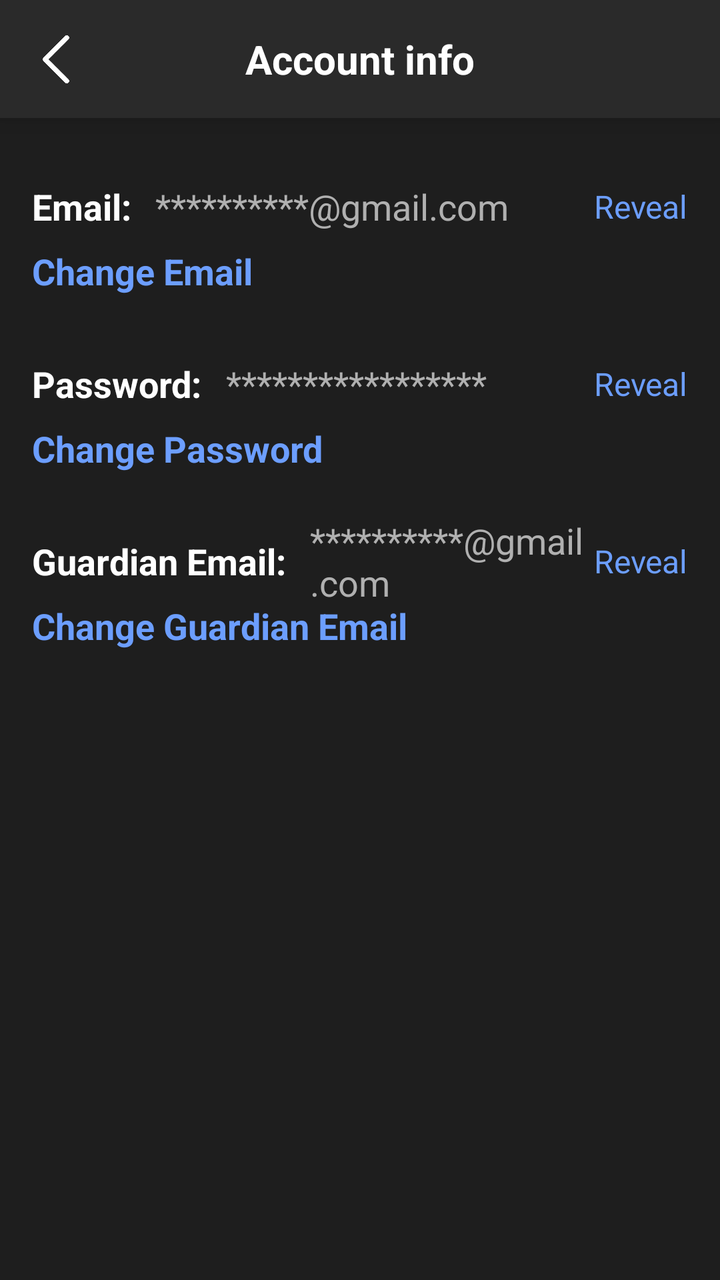
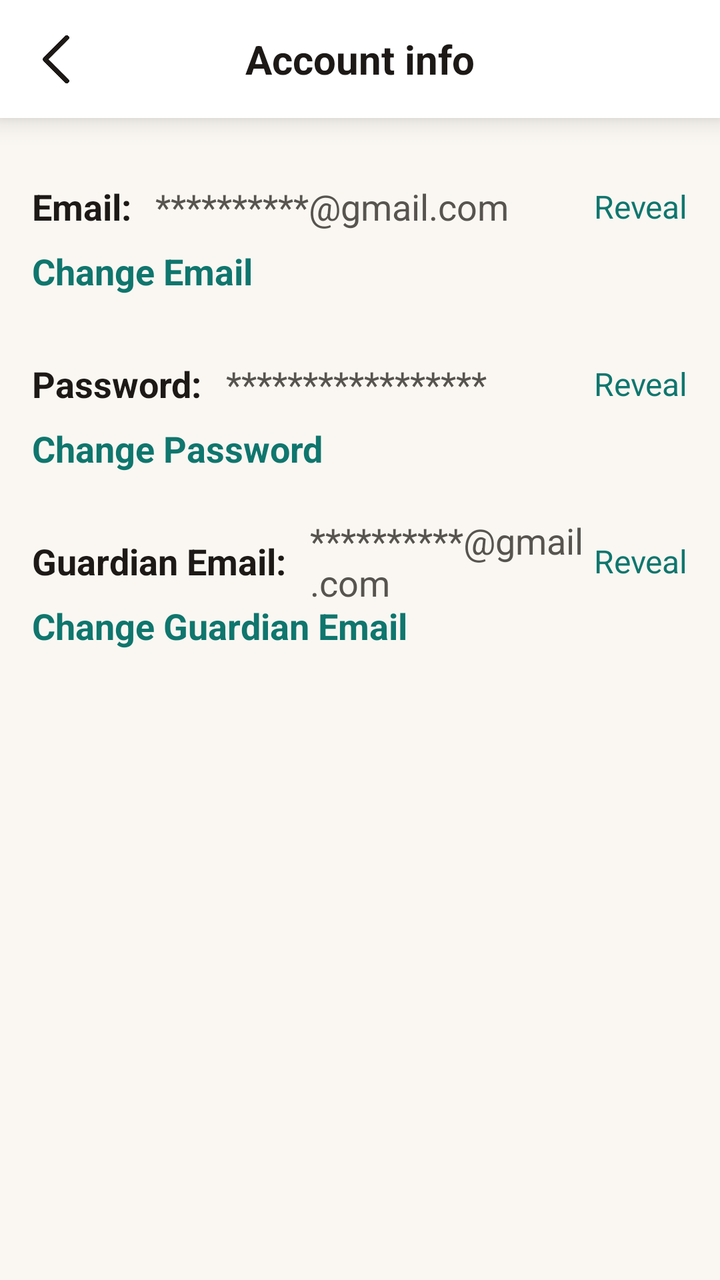

Two renders of the same Android screen: before a commit and after it. Below are the layout's source before the change and the commit's diff.
<!-- AndroidManifest.xml: application theme Theme.RecallLive -->
<!-- res/layout/activity_patientaccountinfo.xml -->
<?xml version="1.0" encoding="utf-8"?>
<androidx.constraintlayout.widget.ConstraintLayout xmlns:android="http://schemas.android.com/apk/res/android"
    xmlns:app="http://schemas.android.com/apk/res-auto"
    xmlns:tools="http://schemas.android.com/tools"
    android:layout_width="match_parent"
    android:layout_height="match_parent"
    android:background="#1E1E1E">

    
    <androidx.constraintlayout.widget.ConstraintLayout
        android:id="@+id/top_app_bar"
        android:layout_width="match_parent"
        android:layout_height="wrap_content"
        android:background="#2A2A2A"
        android:padding="16dp"
        android:elevation="8dp"
        app:layout_constraintEnd_toEndOf="parent"
        app:layout_constraintStart_toStartOf="parent"
        app:layout_constraintTop_toTopOf="parent">

        <ImageView
            android:id="@+id/iv_back"
            android:layout_width="24dp"
            android:layout_height="24dp"
            android:src="@drawable/ic_arrow_back"
            android:tint="#FFFFFF"
            app:layout_constraintBottom_toBottomOf="parent"
            app:layout_constraintStart_toStartOf="parent"
            app:layout_constraintTop_toTopOf="parent" />

        
        <TextView
            android:id="@+id/tv_account_title"
            android:layout_width="wrap_content"
            android:layout_height="wrap_content"
            android:text="Account info"
            android:textColor="#FFFFFF"
            android:textSize="20sp"
            android:textStyle="bold"
            app:layout_constraintBottom_toBottomOf="parent"
            app:layout_constraintEnd_toEndOf="parent"
            app:layout_constraintStart_toStartOf="parent"
            app:layout_constraintTop_toTopOf="parent" />

    </androidx.constraintlayout.widget.ConstraintLayout>

    
    <ScrollView
        android:id="@+id/scroll_view"
        android:layout_width="0dp"
        android:layout_height="0dp"
        android:layout_marginTop="8dp"
        app:layout_constraintBottom_toBottomOf="parent"
        app:layout_constraintEnd_toEndOf="parent"
        app:layout_constraintStart_toStartOf="parent"
        app:layout_constraintTop_toBottomOf="@+id/top_app_bar">

        <androidx.constraintlayout.widget.ConstraintLayout
            android:layout_width="match_parent"
            android:layout_height="wrap_content"
            android:paddingHorizontal="16dp"
            android:paddingVertical="24dp">

            
            <TextView
                android:id="@+id/tv_email_label"
                android:layout_width="wrap_content"
                android:layout_height="wrap_content"
                android:text="Email:"
                android:textColor="#FFFFFF"
                android:textSize="18sp"
                android:textStyle="bold"
                app:layout_constraintStart_toStartOf="parent"
                app:layout_constraintTop_toTopOf="parent" />

            <TextView
                android:id="@+id/tv_email_value"
                android:layout_width="0dp"
                android:layout_height="wrap_content"
                android:layout_marginStart="12dp"
                android:text="**********@gmail.com"
                android:textColor="#B0B0B0"
                android:textSize="18sp"
                app:layout_constraintBottom_toBottomOf="@+id/tv_email_label"
                app:layout_constraintEnd_toStartOf="@+id/tv_email_reveal"
                app:layout_constraintStart_toEndOf="@+id/tv_email_label"
                app:layout_constraintTop_toTopOf="@+id/tv_email_label" />

            <TextView
                android:id="@+id/tv_email_reveal"
                android:layout_width="wrap_content"
                android:layout_height="wrap_content"
                android:text="Reveal"
                android:textColor="#6C9EFF"
                android:textSize="16sp"
                app:layout_constraintBottom_toBottomOf="@+id/tv_email_label"
                app:layout_constraintEnd_toEndOf="parent"
                app:layout_constraintTop_toTopOf="@+id/tv_email_label" />

            <TextView
                android:id="@+id/tv_change_email"
                android:layout_width="wrap_content"
                android:layout_height="wrap_content"
                android:layout_marginTop="8dp"
                android:text="Change Email"
                android:textColor="#6C9EFF"
                android:textSize="18sp"
                android:textStyle="bold"
                app:layout_constraintStart_toStartOf="parent"
                app:layout_constraintTop_toBottomOf="@+id/tv_email_label" />

            
            <TextView
                android:id="@+id/tv_password_label"
                android:layout_width="wrap_content"
                android:layout_height="wrap_content"
                android:layout_marginTop="32dp"
                android:text="Password:"
                android:textColor="#FFFFFF"
                android:textSize="18sp"
                android:textStyle="bold"
                app:layout_constraintStart_toStartOf="parent"
                app:layout_constraintTop_toBottomOf="@+id/tv_change_email" />

            <TextView
                android:id="@+id/tv_password_value"
                android:layout_width="0dp"
                android:layout_height="wrap_content"
                android:layout_marginStart="12dp"
                android:text="*****************"
                android:textColor="#B0B0B0"
                android:textSize="18sp"
                app:layout_constraintBottom_toBottomOf="@+id/tv_password_label"
                app:layout_constraintEnd_toStartOf="@+id/tv_password_reveal"
                app:layout_constraintStart_toEndOf="@+id/tv_password_label"
                app:layout_constraintTop_toTopOf="@+id/tv_password_label" />

            <TextView
                android:id="@+id/tv_password_reveal"
                android:layout_width="wrap_content"
                android:layout_height="wrap_content"
                android:text="Reveal"
                android:textColor="#6C9EFF"
                android:textSize="16sp"
                app:layout_constraintBottom_toBottomOf="@+id/tv_password_label"
                app:layout_constraintEnd_toEndOf="parent"
                app:layout_constraintTop_toTopOf="@+id/tv_password_label" />

            <TextView
                android:id="@+id/tv_change_password"
                android:layout_width="wrap_content"
                android:layout_height="wrap_content"
                android:layout_marginTop="8dp"
                android:text="Change Password"
                android:textColor="#6C9EFF"
                android:textSize="18sp"
                android:textStyle="bold"
                app:layout_constraintStart_toStartOf="parent"
                app:layout_constraintTop_toBottomOf="@+id/tv_password_label" />

            
            <TextView
                android:id="@+id/tv_guardian_email_label"
                android:layout_width="wrap_content"
                android:layout_height="wrap_content"
                android:layout_marginTop="32dp"
                android:text="Guardian Email:"
                android:textColor="#FFFFFF"
                android:textSize="18sp"
                android:textStyle="bold"
                app:layout_constraintStart_toStartOf="parent"
                app:layout_constraintTop_toBottomOf="@+id/tv_change_password" />

            <TextView
                android:id="@+id/tv_guardian_email_value"
                android:layout_width="0dp"
                android:layout_height="wrap_content"
                android:layout_marginStart="12dp"
                android:text="**********@gmail.com"
                android:textColor="#B0B0B0"
                android:textSize="18sp"
                app:layout_constraintBottom_toBottomOf="@+id/tv_guardian_email_label"
                app:layout_constraintEnd_toStartOf="@+id/tv_guardian_email_reveal"
                app:layout_constraintStart_toEndOf="@+id/tv_guardian_email_label"
                app:layout_constraintTop_toTopOf="@+id/tv_guardian_email_label" />

            <TextView
                android:id="@+id/tv_guardian_email_reveal"
                android:layout_width="wrap_content"
                android:layout_height="wrap_content"
                android:text="Reveal"
                android:textColor="#6C9EFF"
                android:textSize="16sp"
                app:layout_constraintBottom_toBottomOf="@+id/tv_guardian_email_label"
                app:layout_constraintEnd_toEndOf="parent"
                app:layout_constraintTop_toTopOf="@+id/tv_guardian_email_label" />

            <TextView
                android:id="@+id/tv_change_guardian_email"
                android:layout_width="wrap_content"
                android:layout_height="wrap_content"
                android:layout_marginTop="8dp"
                android:layout_marginBottom="24dp"
                android:text="Change Guardian Email"
                android:textColor="#6C9EFF"
                android:textSize="18sp"
                android:textStyle="bold"
                app:layout_constraintStart_toStartOf="parent"
                app:layout_constraintTop_toBottomOf="@+id/tv_guardian_email_label" />

        </androidx.constraintlayout.widget.ConstraintLayout>

    </ScrollView>

</androidx.constraintlayout.widget.ConstraintLayout>
<!-- resources referenced by this layout -->
<resources>
  <!-- drawable ic_arrow_back: png bitmap (drawable, 2754 bytes) -->
  <style name="Theme.RecallLive" parent="Base.Theme.RecallLive" />
  <style name="Base.Theme.RecallLive" parent="Theme.Material3.DayNight.NoActionBar">
          
          
      </style>
</resources>

<!-- the commit's change to res/layout/activity_patientaccountinfo.xml (unified diff, before → after) -->
@@ -4,14 +4,14 @@
     xmlns:tools="http://schemas.android.com/tools"
     android:layout_width="match_parent"
     android:layout_height="match_parent"
-    android:background="#1E1E1E">
+    android:background="#FAF7F2">
 
     
     <androidx.constraintlayout.widget.ConstraintLayout
         android:id="@+id/top_app_bar"
         android:layout_width="match_parent"
         android:layout_height="wrap_content"
-        android:background="#2A2A2A"
+        android:background="#FFFFFF"
         android:padding="16dp"
         android:elevation="8dp"
         app:layout_constraintEnd_toEndOf="parent"
@@ -23,7 +23,7 @@
             android:layout_width="24dp"
             android:layout_height="24dp"
             android:src="@drawable/ic_arrow_back"
-            android:tint="#FFFFFF"
+            android:tint="#1C1917"
             app:layout_constraintBottom_toBottomOf="parent"
             app:layout_constraintStart_toStartOf="parent"
             app:layout_constraintTop_toTopOf="parent" />
@@ -34,7 +34,7 @@
             android:layout_width="wrap_content"
             android:layout_height="wrap_content"
             android:text="Account info"
-            android:textColor="#FFFFFF"
+            android:textColor="#1C1917"
             android:textSize="20sp"
             android:textStyle="bold"
             app:layout_constraintBottom_toBottomOf="parent"
@@ -67,7 +67,7 @@
                 android:layout_width="wrap_content"
                 android:layout_height="wrap_content"
                 android:text="Email:"
-                android:textColor="#FFFFFF"
+                android:textColor="#1C1917"
                 android:textSize="18sp"
                 android:textStyle="bold"
                 app:layout_constraintStart_toStartOf="parent"
@@ -79,7 +79,7 @@
                 android:layout_height="wrap_content"
                 android:layout_marginStart="12dp"
                 android:text="**********@gmail.com"
-                android:textColor="#B0B0B0"
+                android:textColor="#57534E"
                 android:textSize="18sp"
                 app:layout_constraintBottom_toBottomOf="@+id/tv_email_label"
                 app:layout_constraintEnd_toStartOf="@+id/tv_email_reveal"
@@ -91,7 +91,7 @@
                 android:layout_width="wrap_content"
                 android:layout_height="wrap_content"
                 android:text="Reveal"
-                android:textColor="#6C9EFF"
+                android:textColor="#0F766E"
                 android:textSize="16sp"
                 app:layout_constraintBottom_toBottomOf="@+id/tv_email_label"
                 app:layout_constraintEnd_toEndOf="parent"
@@ -103,7 +103,7 @@
                 android:layout_height="wrap_content"
                 android:layout_marginTop="8dp"
                 android:text="Change Email"
-                android:textColor="#6C9EFF"
+                android:textColor="#0F766E"
                 android:textSize="18sp"
                 android:textStyle="bold"
                 app:layout_constraintStart_toStartOf="parent"
@@ -116,7 +116,7 @@
                 android:layout_height="wrap_content"
                 android:layout_marginTop="32dp"
                 android:text="Password:"
-                android:textColor="#FFFFFF"
+                android:textColor="#1C1917"
                 android:textSize="18sp"
                 android:textStyle="bold"
                 app:layout_constraintStart_toStartOf="parent"
@@ -128,7 +128,7 @@
                 android:layout_height="wrap_content"
                 android:layout_marginStart="12dp"
                 android:text="*****************"
-                android:textColor="#B0B0B0"
+                android:textColor="#57534E"
                 android:textSize="18sp"
                 app:layout_constraintBottom_toBottomOf="@+id/tv_password_label"
                 app:layout_constraintEnd_toStartOf="@+id/tv_password_reveal"
@@ -140,7 +140,7 @@
                 android:layout_width="wrap_content"
                 android:layout_height="wrap_content"
                 android:text="Reveal"
-                android:textColor="#6C9EFF"
+                android:textColor="#0F766E"
                 android:textSize="16sp"
                 app:layout_constraintBottom_toBottomOf="@+id/tv_password_label"
                 app:layout_constraintEnd_toEndOf="parent"
@@ -152,7 +152,7 @@
                 android:layout_height="wrap_content"
                 android:layout_marginTop="8dp"
                 android:text="Change Password"
-                android:textColor="#6C9EFF"
+                android:textColor="#0F766E"
                 android:textSize="18sp"
                 android:textStyle="bold"
                 app:layout_constraintStart_toStartOf="parent"
@@ -165,7 +165,7 @@
                 android:layout_height="wrap_content"
                 android:layout_marginTop="32dp"
                 android:text="Guardian Email:"
-                android:textColor="#FFFFFF"
+                android:textColor="#1C1917"
                 android:textSize="18sp"
                 android:textStyle="bold"
                 app:layout_constraintStart_toStartOf="parent"
@@ -177,7 +177,7 @@
                 android:layout_height="wrap_content"
                 android:layout_marginStart="12dp"
                 android:text="**********@gmail.com"
-                android:textColor="#B0B0B0"
+                android:textColor="#57534E"
                 android:textSize="18sp"
                 app:layout_constraintBottom_toBottomOf="@+id/tv_guardian_email_label"
                 app:layout_constraintEnd_toStartOf="@+id/tv_guardian_email_reveal"
@@ -189,7 +189,7 @@
                 android:layout_width="wrap_content"
                 android:layout_height="wrap_content"
                 android:text="Reveal"
-                android:textColor="#6C9EFF"
+                android:textColor="#0F766E"
                 android:textSize="16sp"
                 app:layout_constraintBottom_toBottomOf="@+id/tv_guardian_email_label"
                 app:layout_constraintEnd_toEndOf="parent"
@@ -202,7 +202,7 @@
                 android:layout_marginTop="8dp"
                 android:layout_marginBottom="24dp"
                 android:text="Change Guardian Email"
-                android:textColor="#6C9EFF"
+                android:textColor="#0F766E"
                 android:textSize="18sp"
                 android:textStyle="bold"
                 app:layout_constraintStart_toStartOf="parent"
